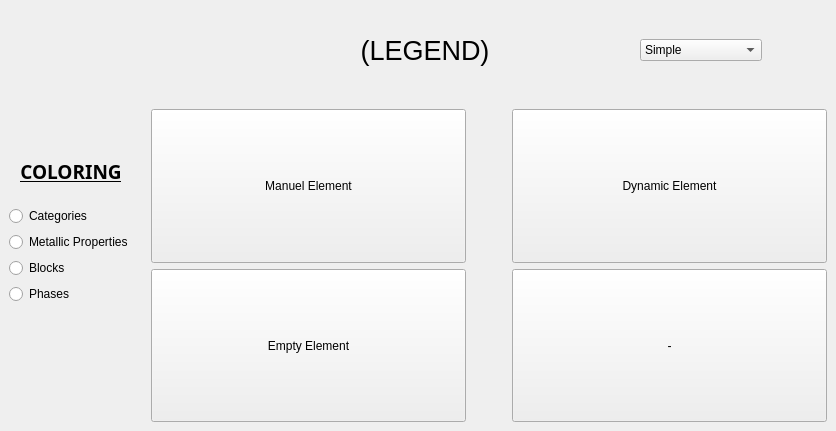
Before: the Qt Designer form STAGE4/TableSection/forms/tablesection.ui in demirciAhmet/periodiCpp, drawn with Qt 5.
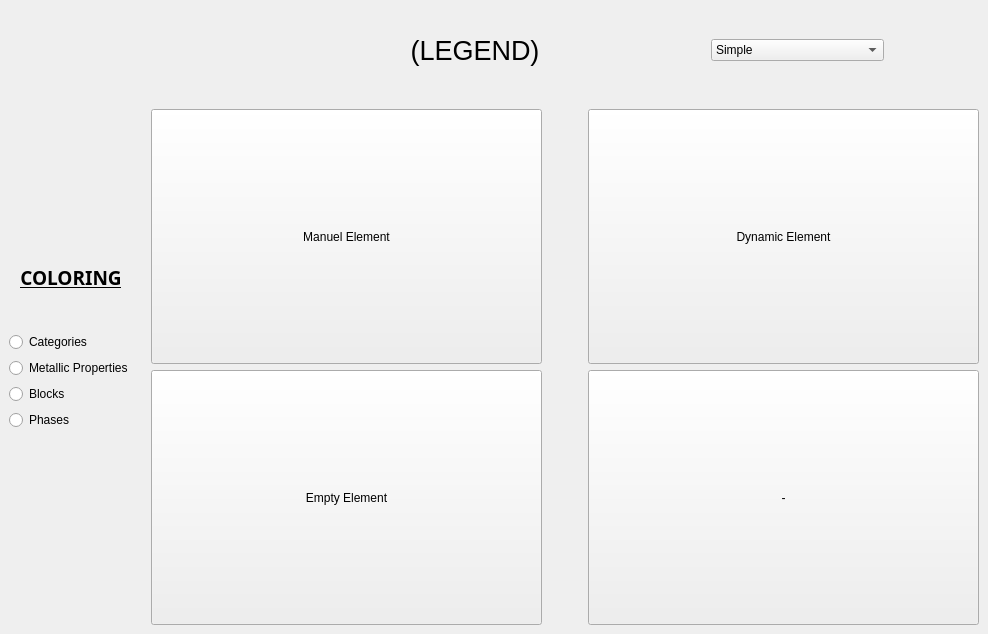
After: the same form once the commit is applied.

Patch:
```diff
--- a/STAGE4/TableSection/forms/tablesection.ui
+++ b/STAGE4/TableSection/forms/tablesection.ui
@@ -6,8 +6,8 @@
    <rect>
     <x>0</x>
     <y>0</y>
-    <width>836</width>
-    <height>431</height>
+    <width>988</width>
+    <height>634</height>
    </rect>
   </property>
   <property name="windowTitle">
```
Left out of the diff: 75 changed lines with no effect on the pictures.
